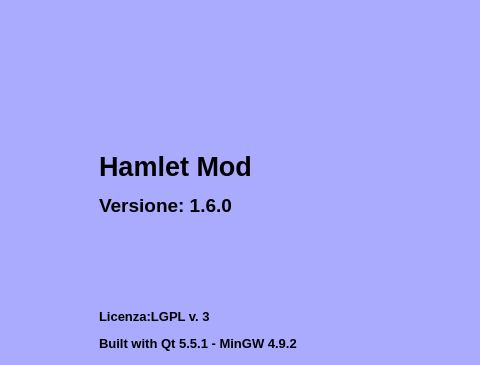
Before: the Qt Designer form mainwindow.ui in fblabs/hamlet-mod-sancon, drawn with Qt 5; both pictures show x 244 to 724 and y 0 to 365 of the 979 by 780 pixel window.
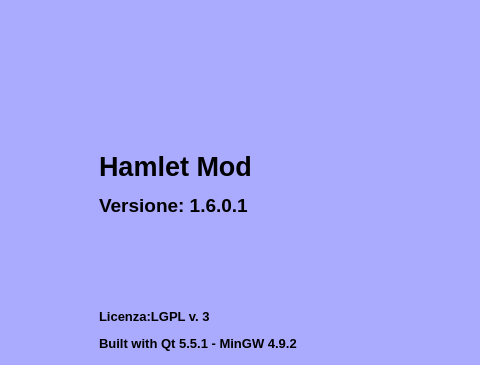
After: the same form once the commit is applied. Icons and pictures are not drawn.

Commit message: 1.6.0.1 hidden legacy card button

Diff of the .ui file:
```diff
--- a/mainwindow.ui
+++ b/mainwindow.ui
@@ -523,7 +523,7 @@
       <item>
        <widget class="QLabel" name="label_2">
         <property name="text">
-         <string>&lt;html&gt;&lt;head/&gt;&lt;body&gt;&lt;p&gt;&lt;span style=&quot; font-size:20pt; font-weight:600;&quot;&gt;Hamlet Mod&lt;/span&gt;&lt;/p&gt;&lt;p&gt;&lt;span style=&quot; font-size:14pt; font-weight:600;&quot;&gt;Versione: 1.6.0&lt;/span&gt;&lt;/p&gt;&lt;p&gt;&lt;br/&gt;&lt;/p&gt;&lt;p&gt;&lt;br/&gt;&lt;/p&gt;&lt;p&gt;&lt;span style=&quot; font-size:10pt; font-weight:600;&quot;&gt;Licenza:LGPL v. 3&lt;/span&gt;&lt;/p&gt;&lt;p&gt;&lt;span style=&quot; font-size:10pt; font-weight:600;&quot;&gt;Built with Qt 5.5.1 - MinGW 4.9.2&lt;/span&gt;&lt;/p&gt;&lt;p&gt;&lt;span style=&quot; font-size:10pt;&quot;&gt;FBLABS 2015-2016&lt;/span&gt;&lt;/p&gt;&lt;p&gt;&lt;a href=&quot;https://www.github.com/fblabs/hamlet-mod-sancon&quot;&gt;&lt;span style=&quot; text-decoration: underline; color:#0000ff;&quot;&gt;Sorgenti&lt;/span&gt;&lt;/a&gt;&lt;/p&gt;&lt;/body&gt;&lt;/html&gt;</string>
+         <string>&lt;html&gt;&lt;head/&gt;&lt;body&gt;&lt;p&gt;&lt;span style=&quot; font-size:20pt; font-weight:600;&quot;&gt;Hamlet Mod&lt;/span&gt;&lt;/p&gt;&lt;p&gt;&lt;span style=&quot; font-size:14pt; font-weight:600;&quot;&gt;Versione: 1.6.0.1&lt;/span&gt;&lt;/p&gt;&lt;p&gt;&lt;br/&gt;&lt;/p&gt;&lt;p&gt;&lt;br/&gt;&lt;/p&gt;&lt;p&gt;&lt;span style=&quot; font-size:10pt; font-weight:600;&quot;&gt;Licenza:LGPL v. 3&lt;/span&gt;&lt;/p&gt;&lt;p&gt;&lt;span style=&quot; font-size:10pt; font-weight:600;&quot;&gt;Built with Qt 5.5.1 - MinGW 4.9.2&lt;/span&gt;&lt;/p&gt;&lt;p&gt;&lt;span style=&quot; font-size:10pt;&quot;&gt;FBLABS 2015-2016&lt;/span&gt;&lt;/p&gt;&lt;p&gt;&lt;a href=&quot;https://www.github.com/fblabs/hamlet-mod-sancon&quot;&gt;&lt;span style=&quot; text-decoration: underline; color:#0000ff;&quot;&gt;Sorgenti&lt;/span&gt;&lt;/a&gt;&lt;/p&gt;&lt;/body&gt;&lt;/html&gt;</string>
         </property>
         <property name="scaledContents">
          <bool>false</bool>
```
Left out of the diff: 2 changed lines with no effect on the pictures. The commit also changes 5 other files.
